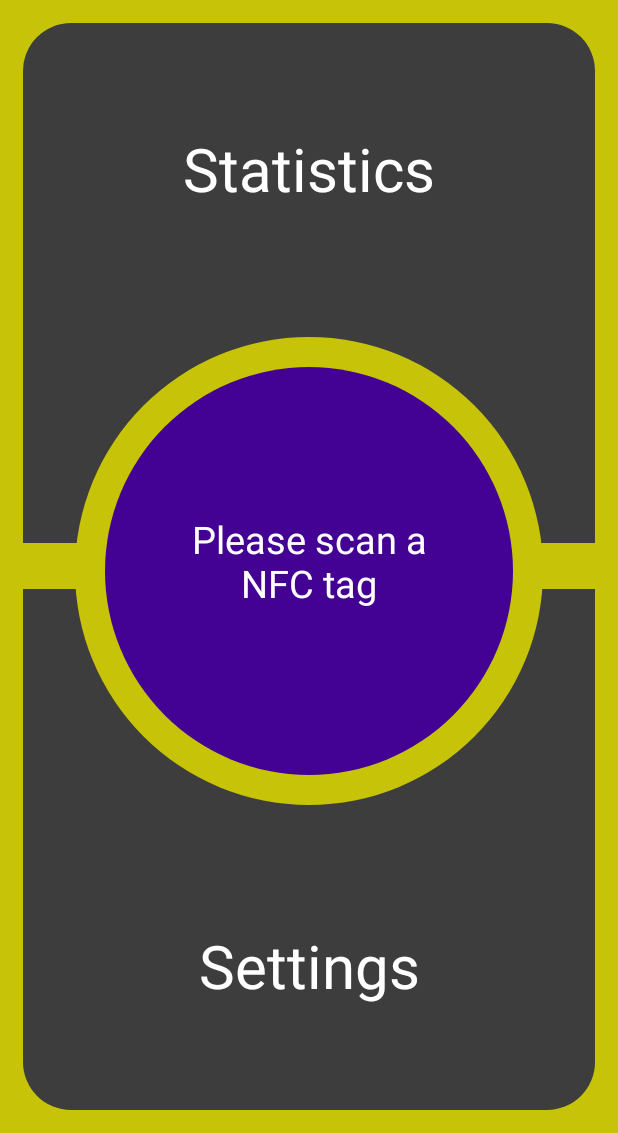
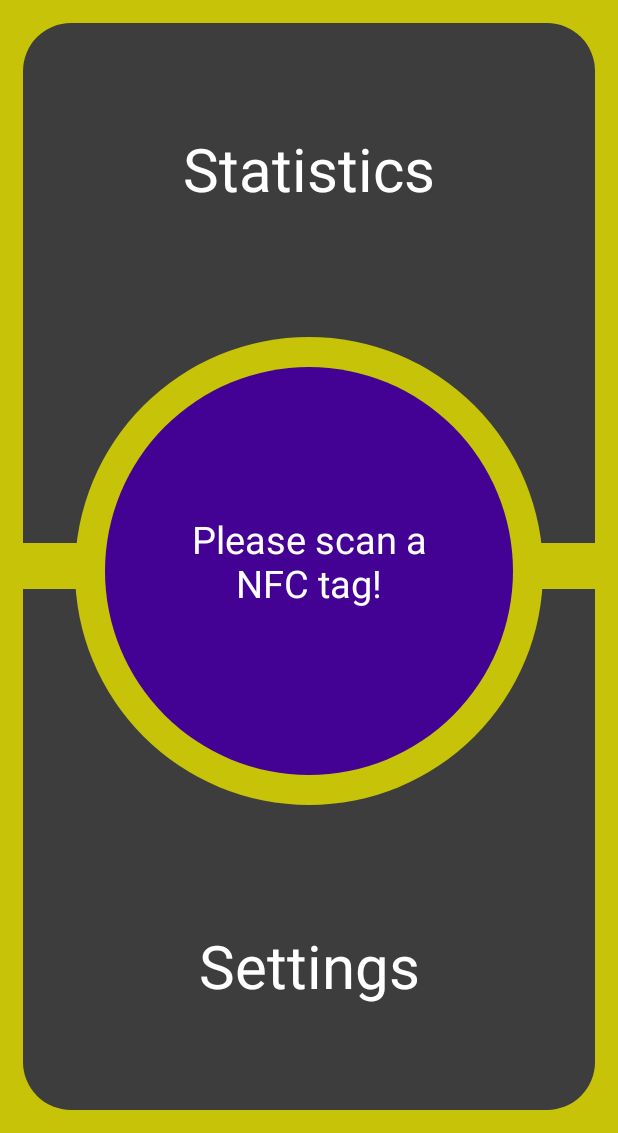
Before and after one commit to SaschaWirtz/CheckIn, an Android app: the screen it shows after launch (HomeActivity), on a phone screen of 412 x 824 dp, the part 103-1236 px from its top. Run offline under Robolectric (Android 15) with nearby library versions, the phone set to English and light mode, and no system bars; our stand-ins replace Room's generated code; 1 statement that could not run was skipped.

Commit message:
Fixes to xmls
Fixes and optimisation to .xmls.

```diff
--- a/Android/CheckIn/app/src/main/res/layout/activity_home.xml
+++ b/Android/CheckIn/app/src/main/res/layout/activity_home.xml
@@ -12,6 +12,7 @@
         android:layout_width="72dp"
         android:layout_height="61dp"
         android:layout_weight="1"
+        android:contentDescription="@string/checkin_logo"
         app:layout_constraintBottom_toBottomOf="parent"
         app:layout_constraintEnd_toEndOf="parent"
         app:layout_constraintHorizontal_bias="0.33"
@@ -24,9 +25,9 @@
         android:id="@+id/textView10"
         android:layout_width="152dp"
         android:layout_height="53dp"
-        android:text="heckIn"
+        android:text="@string/checkin_header"
         android:textColor="@color/purple"
-        android:textSize="40dp"
+        android:textSize="40sp"
         app:layout_constraintBottom_toBottomOf="parent"
         app:layout_constraintEnd_toEndOf="parent"
         app:layout_constraintHorizontal_bias="0.67"
@@ -60,16 +61,18 @@
                 android:id="@+id/statisticsButton"
                 android:layout_width="match_parent"
                 android:layout_height="wrap_content"
+                android:layout_margin="15dp"
                 android:layout_weight="5"
-                android:layout_margin="15dp"
+                android:contentDescription="@string/statics_button_description"
                 app:srcCompat="@drawable/rectangle_grey_top" />
 
             <ImageView
                 android:id="@+id/settingsButton"
                 android:layout_width="match_parent"
                 android:layout_height="wrap_content"
+                android:layout_margin="15dp"
                 android:layout_weight="5"
-                android:layout_margin="15dp"
+                android:contentDescription="@string/settings_button_description"
                 app:srcCompat="@drawable/rectangle_grey_bottom" />
 
         </LinearLayout>
@@ -97,6 +100,7 @@
                 android:layout_height="0dp"
                 android:layout_margin="50dp"
                 android:layout_weight="7.9"
+                android:contentDescription="@string/home_center_graphic_background"
                 android:src="@drawable/circle_yellow"
                 app:layout_constraintBottom_toBottomOf="parent"
                 app:layout_constraintEnd_toEndOf="parent"
@@ -111,6 +115,7 @@
                 android:layout_marginStart="20dp"
                 android:layout_marginEnd="20dp"
                 android:layout_weight="7.9"
+                android:contentDescription="@string/home_center_graphic"
                 android:src="@drawable/circle_purple"
                 app:layout_constraintBottom_toBottomOf="parent"
                 app:layout_constraintEnd_toEndOf="parent"
@@ -154,7 +159,7 @@
             android:gravity="center"
             android:text="@string/settings_icon"
             android:textColor="@color/white"
-            android:textSize="40dp" />
+            android:textSize="40sp" />
 
         <Space
             android:layout_width="match_parent"
@@ -184,9 +189,9 @@
             android:layout_weight="2"
             android:foregroundTint="#FFFFFF"
             android:gravity="center"
-            android:text="Please scan a NFC tag"
+            android:text="@string/home_center_textview_preset"
             android:textColor="@color/white"
-            android:textSize="25dp" />
+            android:textSize="25sp" />
 
         <Space
             android:layout_width="match_parent"
--- a/Android/CheckIn/app/src/main/res/layout/activity_settings.xml
+++ b/Android/CheckIn/app/src/main/res/layout/activity_settings.xml
@@ -17,12 +17,12 @@
         app:layout_constraintStart_toStartOf="parent" />
 
     <TextView
-        android:id="@+id/textView2"
+        android:id="@+id/settingsHeader"
         android:layout_width="wrap_content"
         android:layout_height="wrap_content"
-        android:text="Settings"
+        android:text="@string/settings_icon"
         android:textColor="@color/purple"
-        android:textSize="40dp"
+        android:textSize="40sp"
         app:layout_constraintEnd_toEndOf="parent"
         app:layout_constraintStart_toStartOf="parent"
         app:layout_constraintTop_toTopOf="parent" />
--- a/Android/CheckIn/app/src/main/res/layout/activity_splash.xml
+++ b/Android/CheckIn/app/src/main/res/layout/activity_splash.xml
@@ -7,7 +7,7 @@
     tools:context=".activities.SplashScreen">
 
     <ImageView
-        android:id="@+id/imageView5"
+        android:id="@+id/checkInIcon"
         android:layout_width="wrap_content"
         android:layout_height="wrap_content"
         android:background="@color/yellow"
--- a/Android/CheckIn/app/src/main/res/layout/activity_statistics.xml
+++ b/Android/CheckIn/app/src/main/res/layout/activity_statistics.xml
@@ -17,14 +17,14 @@
         app:layout_constraintTop_toTopOf="parent">
 
         <TextView
-            android:id="@+id/textView3"
+            android:id="@+id/statisticsHeader"
             android:layout_width="match_parent"
             android:layout_height="wrap_content"
             android:layout_weight="10"
             android:gravity="center"
-            android:text="Statistics"
+            android:text="@string/statistics_button"
             android:textColor="@color/purple"
-            android:textSize="40dp" />
+            android:textSize="40sp" />
 
         <androidx.recyclerview.widget.RecyclerView
             android:id="@+id/history"
--- a/Android/CheckIn/app/src/main/res/layout/recycler_view_item.xml
+++ b/Android/CheckIn/app/src/main/res/layout/recycler_view_item.xml
@@ -9,6 +9,7 @@
     <LinearLayout
         android:layout_width="match_parent"
         android:layout_height="match_parent"
+        android:baselineAligned="false"
         android:orientation="horizontal"
         app:layout_constraintBottom_toBottomOf="parent"
         app:layout_constraintEnd_toEndOf="parent"
--- a/Android/CheckIn/app/src/main/res/values/strings.xml
+++ b/Android/CheckIn/app/src/main/res/values/strings.xml
@@ -6,4 +6,10 @@
     <string name="statistics_button">Statistics</string>
     <string name="back_button">Back</string>
     <string name="delete_button">Delete</string>
+    <string name="checkin_header">heckIn</string>
+    <string name="statics_button_description">Statistics button</string>
+    <string name="settings_button_description">Settings button</string>
+    <string name="home_center_graphic">Center graphic</string>
+    <string name="home_center_graphic_background">Center graphic background</string>
+    <string name="home_center_textview_preset">Please scan a NFC tag!</string>
 </resources>
```
